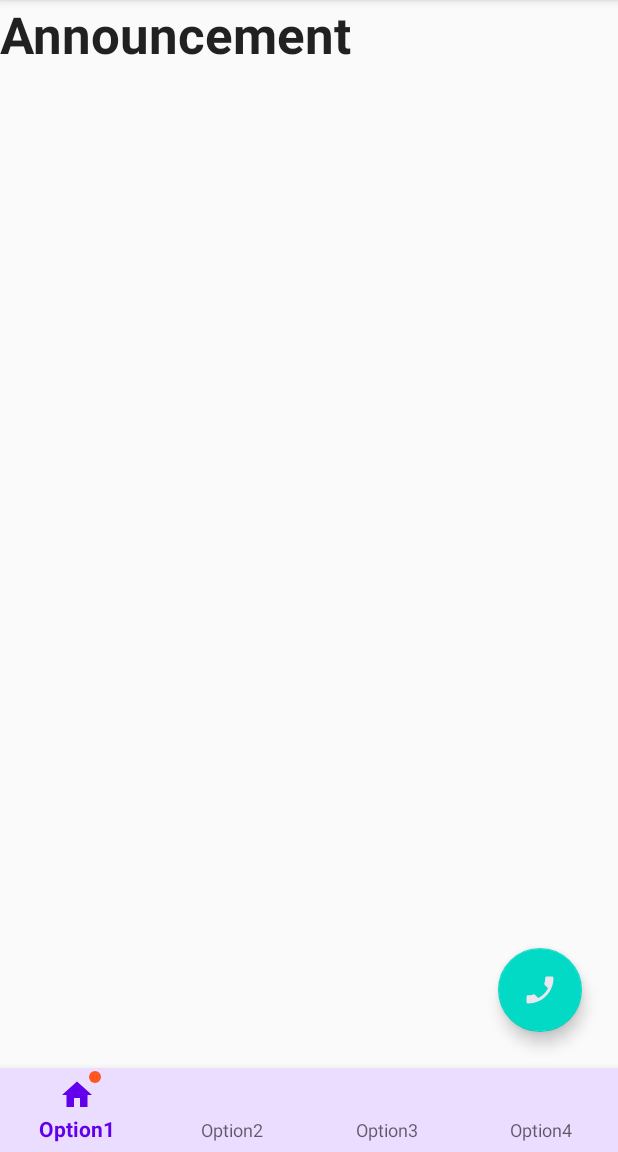
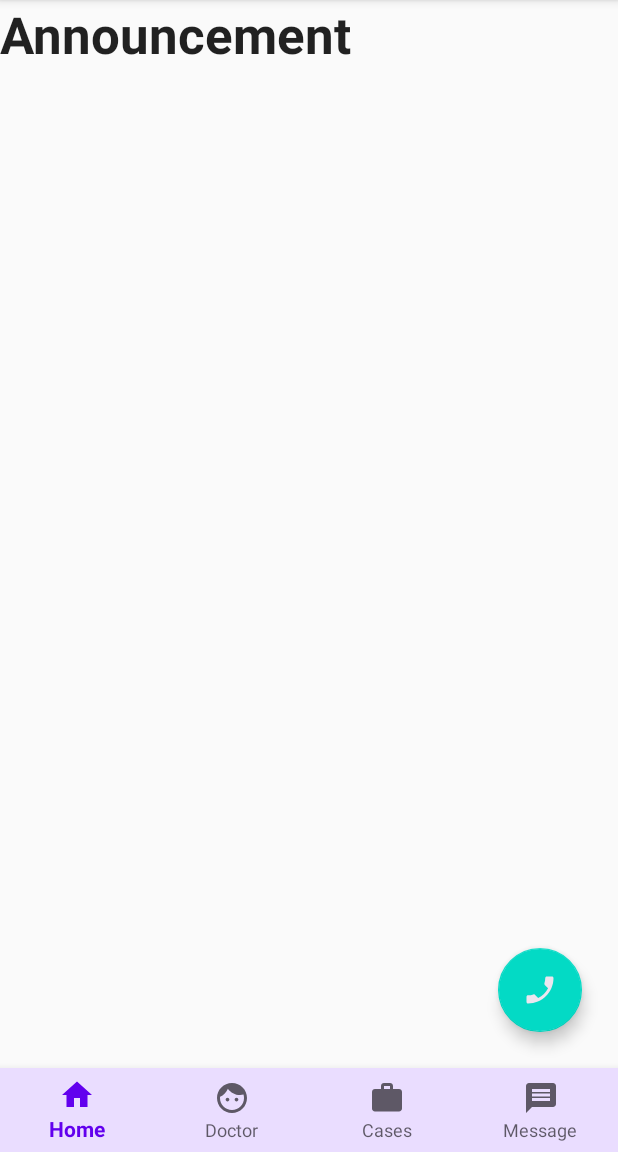
Before and after one commit to ha-ung/telehealth, an Android app: the screen it shows after launch (PatientHomeActivity), after a tap on "LOGIN", on a phone screen of 412 x 824 dp, the part 84-1236 px from its top. Run offline under Robolectric (Android 15) with nearby library versions, the phone set to English and light mode, and no system bars.

Commit message:
Bottom Nav test #1

```diff
--- a/app/src/main/java/com/example/mobileproject/PatientHomeActivity.java
+++ b/app/src/main/java/com/example/mobileproject/PatientHomeActivity.java
@@ -32,9 +32,6 @@ public class PatientHomeActivity extends AppCompatActivity {
         bottomNav = findViewById(R.id.bottomNavigationView);
         linear = findViewById(R.id.announcement);
 
-        BadgeDrawable badge1 = bottomNav.getOrCreateBadge(R.id.option1);
-        badge1.setVisible(true);
-
         fab.setOnClickListener(v -> { //View v
             Intent intent = new Intent(Intent.ACTION_CALL);
             String uri = "tel"+TELEPHONE;
@@ -42,13 +39,34 @@ public class PatientHomeActivity extends AppCompatActivity {
             startActivity(intent);
         });
 
+        /*BadgeDrawable badge1 = bottomNav.getOrCreateBadge(R.id.home);
+        badge1.setVisible(true);*/
+
         bottomNav.setOnItemSelectedListener(item -> {
             switch (item.getItemId()) {
-                case R.id.option1:
+                case R.id.home:
                     //a
+                    Intent homeIntent = new Intent(this, SimpleLoginActivity.class);
+                    startActivity(homeIntent);
+                    return true;
 
-                case R.id.option2:
+                case R.id.doctor:
                     //b
+                    /*Intent homeIntent = new Intent(this, ViewDoctor.class);
+                    startActivity(homeIntent);
+                    return true;*/
+
+                case R.id.cases:
+                    //b
+                    /*Intent homeIntent = new Intent(this, ViewCase.class);
+                    startActivity(homeIntent);
+                    return true;*/
+
+                case R.id.message:
+                    //b
+                    /*Intent homeIntent = new Intent(this, ViewMessage.class);
+                    startActivity(homeIntent);
+                    return true;*/
 
             }
             return false;
--- a/app/src/main/java/com/example/mobileproject/SimpleLoginActivity.java
+++ b/app/src/main/java/com/example/mobileproject/SimpleLoginActivity.java
@@ -21,60 +21,20 @@ public class SimpleLoginActivity extends AppCompatActivity {
     public static final String EXTRA_MESSAGE = "com.example.android.app.extra.MESSAGE";
 
     private EditText username;
-    private EditText password;
-
 
     @Override
     protected void onCreate(Bundle savedInstanceState) {
         super.onCreate(savedInstanceState);
         setContentView(R.layout.activity_simple_login);
-
         username = findViewById(R.id.usernameInput);
-        password = findViewById(R.id.passwordInput);
-
         Log.d(LOG_NAME, "Entered Login Screen");
     }
 
     public void login(View view) throws NoSuchAlgorithmException {
         Log.d(LOG_NAME, "Login into account");
-
         Intent login = new Intent(this, PatientHomeActivity.class);
         String usernameIN = username.getText().toString();
-        String passwordIN = password.getText().toString();
-
-        String encryptPasswordIN = hashPassword(passwordIN);
-
         login.putExtra(EXTRA_MESSAGE, usernameIN);
-        login.putExtra(EXTRA_MESSAGE, encryptPasswordIN);
-
         startActivity(login);
     }
-
-    public static String hashPassword(String password) throws NoSuchAlgorithmException{
-
-        MessageDigest md = MessageDigest.getInstance("SHA-512");
-        md.reset();
-        md.update(password.getBytes());
-        byte[] mdArray = md.digest();
-        StringBuilder sb = new StringBuilder(mdArray.length * 2);
-        for(byte b : mdArray) {
-            int v = b & 0xff;
-            if(v < 16)
-                sb.append('0');
-            sb.append(Integer.toHexString(v));
-        }
-
-        return sb.toString();
-    }
-
-    public static String getSalt() throws NoSuchAlgorithmException {
-        SecureRandom sr = SecureRandom.getInstance("SHA1PRNG");
-        byte[] salt = new byte[32];
-        sr.nextBytes(salt);
-        if (Build.VERSION.SDK_INT >= Build.VERSION_CODES.O) {
-            return Base64.getEncoder().encodeToString(salt);
-        }
-        return null;
-    }
-
 }
--- /dev/null
+++ b/app/src/main/res/drawable/ic_baseline_face_24.xml
@@ -0,0 +1,5 @@
+<vector android:height="24dp" android:tint="#000000"
+    android:viewportHeight="24" android:viewportWidth="24"
+    android:width="24dp" xmlns:android="http://schemas.android.com/apk/res/android">
+    <path android:fillColor="@android:color/white" android:pathData="M9,11.75c-0.69,0 -1.25,0.56 -1.25,1.25s0.56,1.25 1.25,1.25 1.25,-0.56 1.25,-1.25 -0.56,-1.25 -1.25,-1.25zM15,11.75c-0.69,0 -1.25,0.56 -1.25,1.25s0.56,1.25 1.25,1.25 1.25,-0.56 1.25,-1.25 -0.56,-1.25 -1.25,-1.25zM12,2C6.48,2 2,6.48 2,12s4.48,10 10,10 10,-4.48 10,-10S17.52,2 12,2zM12,20c-4.41,0 -8,-3.59 -8,-8 0,-0.29 0.02,-0.58 0.05,-0.86 2.36,-1.05 4.23,-2.98 5.21,-5.37C11.07,8.33 14.05,10 17.42,10c0.78,0 1.53,-0.09 2.25,-0.26 0.21,0.71 0.33,1.47 0.33,2.26 0,4.41 -3.59,8 -8,8z"/>
+</vector>
--- /dev/null
+++ b/app/src/main/res/drawable/ic_baseline_message_24.xml
@@ -0,0 +1,5 @@
+<vector android:autoMirrored="true" android:height="24dp"
+    android:tint="#000000" android:viewportHeight="24"
+    android:viewportWidth="24" android:width="24dp" xmlns:android="http://schemas.android.com/apk/res/android">
+    <path android:fillColor="@android:color/white" android:pathData="M20,2L4,2c-1.1,0 -1.99,0.9 -1.99,2L2,22l4,-4h14c1.1,0 2,-0.9 2,-2L22,4c0,-1.1 -0.9,-2 -2,-2zM18,14L6,14v-2h12v2zM18,11L6,11L6,9h12v2zM18,8L6,8L6,6h12v2z"/>
+</vector>
--- /dev/null
+++ b/app/src/main/res/drawable/ic_baseline_work_24.xml
@@ -0,0 +1,5 @@
+<vector android:height="24dp" android:tint="#000000"
+    android:viewportHeight="24" android:viewportWidth="24"
+    android:width="24dp" xmlns:android="http://schemas.android.com/apk/res/android">
+    <path android:fillColor="@android:color/white" android:pathData="M20,6h-4L16,4c0,-1.11 -0.89,-2 -2,-2h-4c-1.11,0 -2,0.89 -2,2v2L4,6c-1.11,0 -1.99,0.89 -1.99,2L2,19c0,1.11 0.89,2 2,2h16c1.11,0 2,-0.89 2,-2L22,8c0,-1.11 -0.89,-2 -2,-2zM14,6h-4L10,4h4v2z"/>
+</vector>
--- a/app/src/main/res/layout/activity_patient_home.xml
+++ b/app/src/main/res/layout/activity_patient_home.xml
@@ -27,7 +27,8 @@
         android:src="@drawable/ic_baseline_phone"
         app:layout_constraintBottom_toTopOf="@+id/bottomNavigationView"
         app:layout_constraintEnd_toEndOf="parent"
-        style="?attr/floatingActionButtonStyle"/>
+        style="?attr/floatingActionButtonStyle"
+        android:contentDescription="@string/todo" />
 
     <ScrollView
         android:layout_width="0dp"
--- a/app/src/main/res/menu/bottom_nav_bar.xml
+++ b/app/src/main/res/menu/bottom_nav_bar.xml
@@ -1,22 +1,23 @@
 <?xml version="1.0" encoding="utf-8"?>
 <menu xmlns:android="http://schemas.android.com/apk/res/android">
     <item
-        android:id="@+id/option1"
-        android:title="@string/option1"
+        android:id="@+id/home"
+        android:enabled="true"
         android:icon="@drawable/ic_baseline_home_24"
-        />
+        android:title="@string/homeBottomNav"/>
     <item
-        android:id="@+id/option2"
-        android:title="@string/option2"/>
+        android:id="@+id/doctor"
+        android:enabled="true"
+        android:icon="@drawable/ic_baseline_face_24"
+        android:title="@string/doctorBottomNav"/>
     <item
-        android:id="@+id/option3"
-        android:title="@string/option3"/>
+        android:id="@+id/cases"
+        android:enabled="true"
+        android:icon="@drawable/ic_baseline_work_24"
+        android:title="@string/casesBottomNav"/>
     <item
-        android:id="@+id/option4"
-        android:title="@string/option4"/>
-
-
-
-
-
+        android:id="@+id/message"
+        android:enabled="true"
+        android:icon="@drawable/ic_baseline_message_24"
+        android:title="@string/messageBottomNav"/>
 </menu>
--- a/app/src/main/res/values/strings.xml
+++ b/app/src/main/res/values/strings.xml
@@ -9,12 +9,12 @@
 
     <string name="hello_first_fragment">Hello first fragment</string>
     <string name="hello_second_fragment">Hello second fragment. Arg: %1$s</string>
-    <string name="option1">Option1</string>
-    <string name="option2">Option2</string>
-    <string name="option3">Option3</string>
-    <string name="option4">Option4</string>
-    <string name="option5">Option5</string>
+    <string name="homeBottomNav">Home</string>
+    <string name="doctorBottomNav">Doctor</string>
+    <string name="casesBottomNav">Cases</string>
+    <string name="messageBottomNav">Message</string>
     <string name="usernameInput">Username</string>
     <string name="passwordInput">Password</string>
     <string name="announcement">Announcement</string>
+    <string name="todo">TODO</string>
 </resources>
```
Also changed, not shown: app/src/main/res/layout/activity_simple_login.xml (+0 -30 lines).
